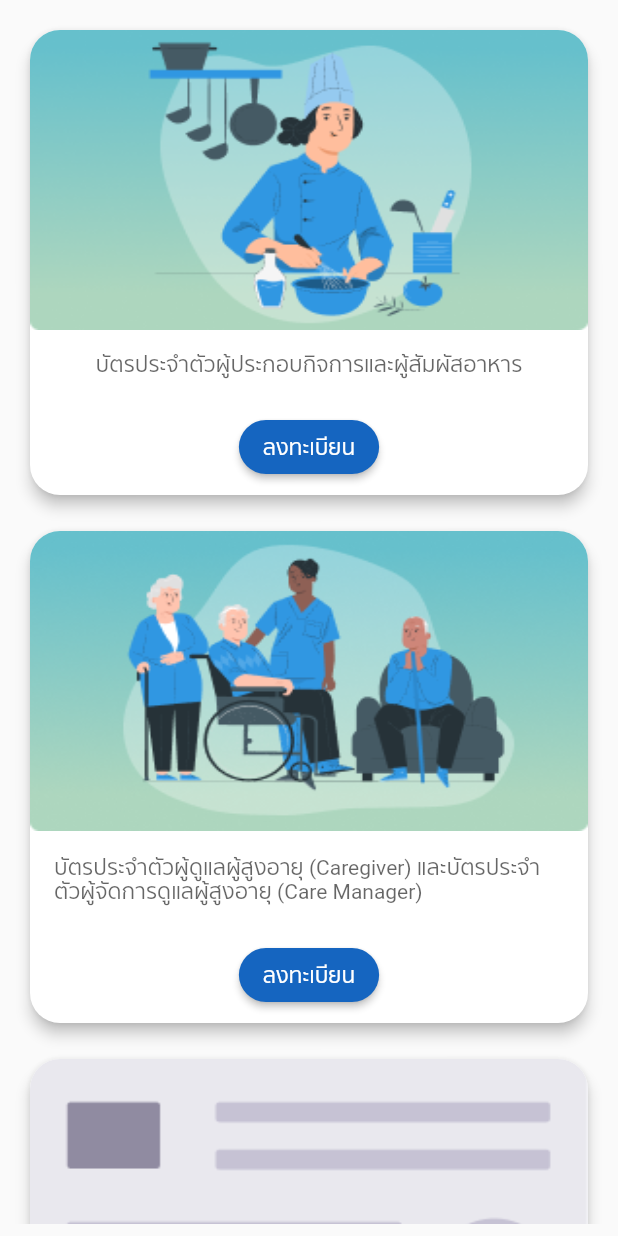
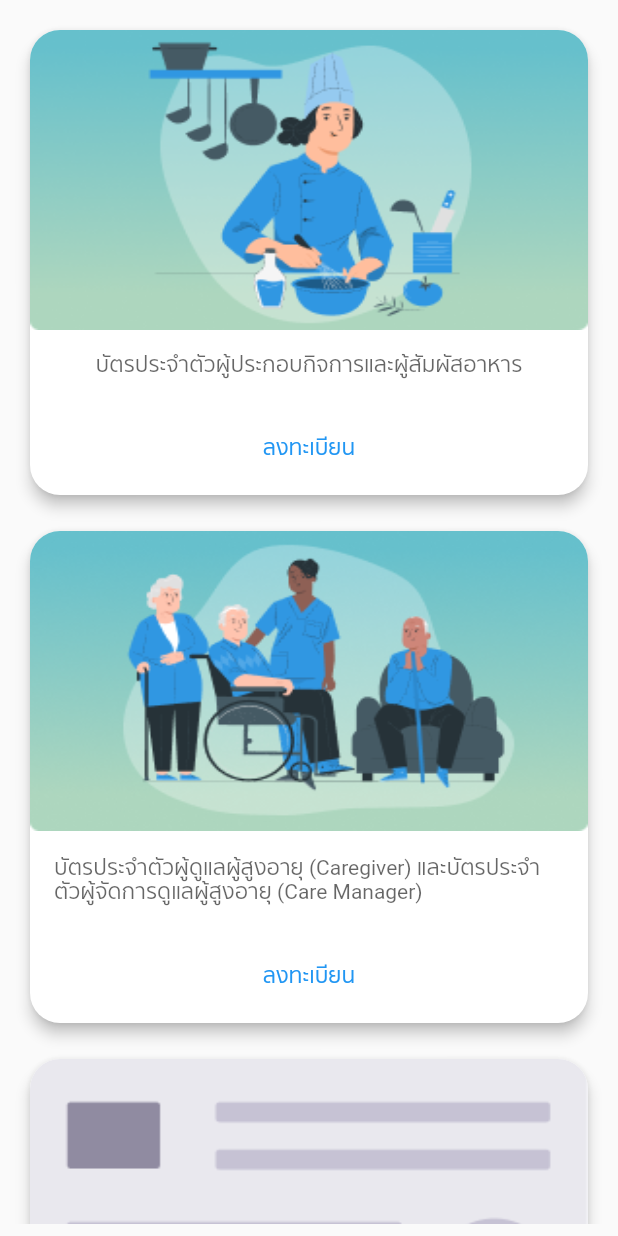
Before and after one commit to ittiwatwhangdee/Anamai, a Flutter app: the MyStatelessWidget screen opened directly, on a phone screen of 412 x 824 dp. Run offline on Flutter 3.47's test engine with Material 2 defaults, Android fonts, the phone set to English and light mode, and no system bars; our stand-ins replace dropdown_search, font_awesome_flutter.

Commit message:
Update register_card_page.dart

```diff
--- a/anamai/lib/pages/register_card/register_card_page.dart
+++ b/anamai/lib/pages/register_card/register_card_page.dart
@@ -73,20 +73,11 @@ class _MyStatelessWidgetState extends State<MyStatelessWidget> {
                     style: TextStyle(color: Colors.black.withOpacity(0.6)),
                   ),
                 ),
-                Padding(
-                  padding: const EdgeInsets.all(8.0),
-                  child: GestureDetector(
-                      child: ElevatedButton(
-                    style: ElevatedButton.styleFrom(
-                        primary: Colors.blue.shade800,
-                        shape: RoundedRectangleBorder(
-                            borderRadius: BorderRadius.circular(50))),
-                    child: const Text(
-                      'ลงทะเบียน',
-                      style: TextStyle(
-                        color: Colors.white,
-                      ),
-                    ),
+                ButtonBar(
+                  alignment: MainAxisAlignment.center,
+                  children: [
+                    TextButton(
+                      child: Text('ลงทะเบียน'),
                       onPressed: () {
                         Navigator.push(
                           context,
@@ -94,8 +85,9 @@ class _MyStatelessWidgetState extends State<MyStatelessWidget> {
                               builder: (context) => RegisterBusinessPage()),
                         );
                       },
-                  )),
-                )
+                    ),
+                  ],
+                ),
               ],
             ),
           ),
@@ -126,24 +118,21 @@ class _MyStatelessWidgetState extends State<MyStatelessWidget> {
                     style: TextStyle(color: Colors.black.withOpacity(0.6)),
                   ),
                 ),
-                Padding(
-                  padding: const EdgeInsets.all(8.0),
-                  child: GestureDetector(
-                      child: ElevatedButton(
-                    style: ElevatedButton.styleFrom(
-                        primary: Colors.blue.shade800,
-                        shape: RoundedRectangleBorder(
-                            borderRadius: BorderRadius.circular(50))),
-                    child: const Text(
-                      'ลงทะเบียน',
-                      style: TextStyle(
-                        color: Colors.white,
+                ButtonBar(
+                  alignment: MainAxisAlignment.center,
+                  children: [
+                    TextButton(
+                      child: Text('ลงทะเบียน'),
+                      onPressed: () {
+                        Navigator.push(
+                          context,
+                          MaterialPageRoute(
+                              builder: (context) => RegisterBusinessPage()),
+                        );
+                      },
                     ),
+                  ],
                 ),
-                    onPressed: () {},
-                  )),
-                )
-                // Image.asset('assets/images/Announ1.png'),
               ],
             ),
           ),
@@ -174,24 +163,21 @@ class _MyStatelessWidgetState extends State<MyStatelessWidget> {
                     style: TextStyle(color: Colors.black.withOpacity(0.6)),
                   ),
                 ),
-                Padding(
-                  padding: const EdgeInsets.all(8.0),
-                  child: GestureDetector(
-                      child: ElevatedButton(
-                    style: ElevatedButton.styleFrom(
-                        primary: Colors.blue.shade800,
-                        shape: RoundedRectangleBorder(
-                            borderRadius: BorderRadius.circular(50))),
-                    child: const Text(
-                      'ลงทะเบียน',
-                      style: TextStyle(
-                        color: Colors.white,
+                ButtonBar(
+                  alignment: MainAxisAlignment.center,
+                  children: [
+                    TextButton(
+                      child: Text('ลงทะเบียน'),
+                      onPressed: () {
+                        Navigator.push(
+                          context,
+                          MaterialPageRoute(
+                              builder: (context) => RegisterBusinessPage()),
+                        );
+                      },
                     ),
+                  ],
                 ),
-                    onPressed: () {},
-                  )),
-                )
-                // Image.asset('assets/images/Announ1.png'),
               ],
             ),
           ),
```
Lines whose indentation alone changed are shown as unchanged.
